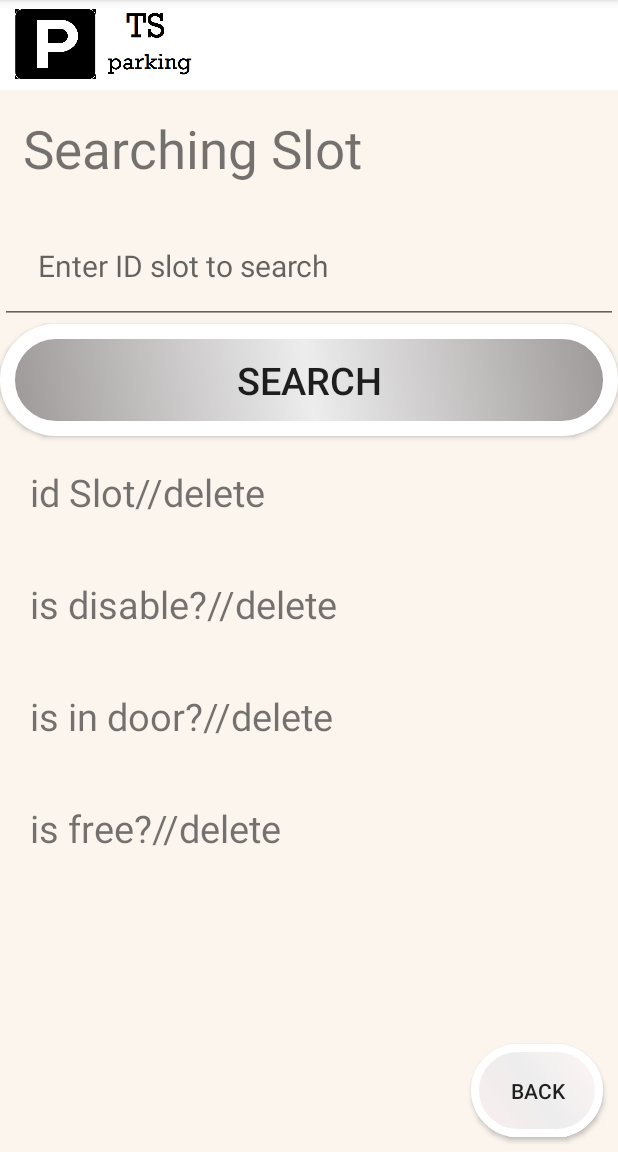
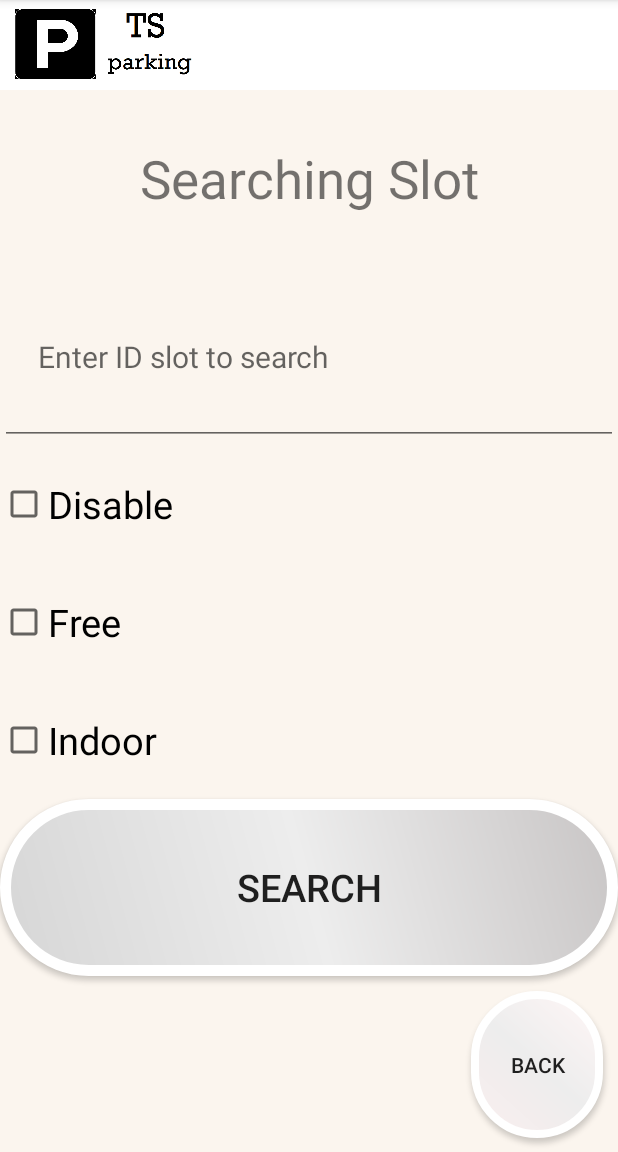
Before and after one commit to talalum/TS-Parking, an Android app: the fragment SearchingSlot placed in its activity, on a phone screen of 412 x 824 dp, the part 84-1236 px from its top. Run offline under Robolectric (Android 15) with nearby library versions, the phone set to English and light mode, and no system bars; our stand-ins replace Firebase (no records; nobody signed in at launch, a user with empty details on screens opened directly).

Commit message:
connections between fragments and block buttons (Register+Login) until all the details entered

```diff
--- a/app/src/main/java/com/example/tsparking/fragments/Login_frag.java
+++ b/app/src/main/java/com/example/tsparking/fragments/Login_frag.java
@@ -4,10 +4,13 @@ import android.os.Bundle;
 
 import androidx.fragment.app.Fragment;
 
+import android.text.Editable;
+import android.text.TextWatcher;
 import android.view.LayoutInflater;
 import android.view.View;
 import android.view.ViewGroup;
 import android.widget.Button;
+import android.widget.EditText;
 
 import com.example.tsparking.R;
 import com.example.tsparking.classes.MainActivity;
@@ -18,6 +21,9 @@ import com.example.tsparking.classes.MainActivity;
  * create an instance of this fragment.
  */
 public class Login_frag extends Fragment {
+    private EditText editTextEmail;
+    private EditText editTextPassword;
+    private Button buttonLogin;
 
     // TODO: Rename parameter arguments, choose names that match
     // the fragment initialization parameters, e.g. ARG_ITEM_NUMBER
@@ -76,10 +82,37 @@ public class Login_frag extends Fragment {
         log_button.setOnClickListener(new View.OnClickListener() {
             @Override
             public void onClick(View v) {
+
                 MainActivity mainActivity = (MainActivity) getActivity();
                 mainActivity.SignInFunc(view);
             }
         });
+
+        editTextEmail = view.findViewById(R.id.EmailText);
+        editTextPassword = view.findViewById(R.id.PasswordText);
+        buttonLogin = view.findViewById(R.id.LoginB);
+
+        editTextEmail.addTextChangedListener(loginTextWatcher);
+        editTextPassword.addTextChangedListener(loginTextWatcher);
         return view;
     }
+
+    private TextWatcher loginTextWatcher = new TextWatcher() {
+        @Override
+        public void beforeTextChanged(CharSequence s, int start, int count, int after) {
+        }
+
+        @Override
+        public void onTextChanged(CharSequence s, int start, int before, int count) {
+            String usernameInput = editTextEmail.getText().toString().trim();
+            String passwordInput = editTextPassword.getText().toString().trim();
+
+            buttonLogin.setEnabled(!usernameInput.isEmpty() && !passwordInput.isEmpty());
+        }
+
+        @Override
+        public void afterTextChanged(Editable s) {
+
+        }
+    };
 }
--- a/app/src/main/java/com/example/tsparking/fragments/SearchingSlot.java
+++ b/app/src/main/java/com/example/tsparking/fragments/SearchingSlot.java
@@ -7,8 +7,10 @@ import androidx.fragment.app.Fragment;
 import android.view.LayoutInflater;
 import android.view.View;
 import android.view.ViewGroup;
+import android.widget.Button;
 
 import com.example.tsparking.R;
+import com.example.tsparking.classes.MainActivity;
 
 /**
  * A simple {@link Fragment} subclass.
@@ -61,6 +63,15 @@ public class SearchingSlot extends Fragment {
     public View onCreateView(LayoutInflater inflater, ViewGroup container,
                              Bundle savedInstanceState) {
         // Inflate the layout for this fragment
-        return inflater.inflate(R.layout.fragment_searching_slot, container, false);
+        View view = inflater.inflate(R.layout.fragment_searching_slot, container, false);
+        Button BackB = (Button) view.findViewById(R.id.BackB);
+        BackB.setOnClickListener(new View.OnClickListener() {
+            @Override
+            public void onClick(View v) {
+                MainActivity mainActivity = (MainActivity) getActivity();
+                mainActivity.BackToProfile();
+            }
+        });
+        return view;
     }
 }
--- a/app/src/main/res/drawable/button_style.xml
+++ b/app/src/main/res/drawable/button_style.xml
@@ -1,10 +1,10 @@
 <?xml version="1.0" encoding="utf-8"?>
 
 <shape xmlns:android="http://schemas.android.com/apk/res/android">
-        <stroke android:color="#fff" android:width="10dp"></stroke>
+        <stroke android:color="#fff" android:width="7dp"></stroke>
         <gradient android:angle="225"
-            android:startColor="#9C9797"
+            android:startColor="#C8C5C5"
             android:centerColor="#EDEDED"
-            android:endColor="#9C9797"></gradient>
-        <corners android:radius="350dp"></corners>
+            android:endColor="#D6D6D6"></gradient>
+        <corners android:radius="250dp"></corners>
     </shape>
--- a/app/src/main/res/layout/fragment_searching_slot.xml
+++ b/app/src/main/res/layout/fragment_searching_slot.xml
@@ -9,75 +9,63 @@
     <TextView
         android:id="@+id/SearchingSlotT"
         android:layout_width="match_parent"
-        android:layout_height="wrap_content"
+        android:layout_height="match_parent"
+        android:layout_weight="1"
         android:padding="15dp"
+        android:text="@string/searchingslot"
         android:textSize="35dp"
-        android:text="@string/searchingslot"
-        />
+        android:gravity="center"/>
 
     <EditText
         android:id="@+id/editTextTextPersonName"
         android:layout_width="match_parent"
-        android:layout_height="wrap_content"
+        android:layout_height="match_parent"
+        android:layout_weight="1"
+        android:hint="@string/enteridslot"
         android:padding="25dp"
-        android:textSize="20dp"
-        android:hint="@string/enteridslot"
-        android:ems="10"/>
+        android:textSize="20dp" />
+
+    <LinearLayout
+        android:layout_width="match_parent"
+        android:layout_height="match_parent"
+        android:layout_weight="0.8"
+        android:orientation="vertical">
+
+
+        <CheckBox
+            android:id="@+id/checkBox"
+            android:layout_width="match_parent"
+            android:layout_height="match_parent"
+            android:layout_weight="1"
+            android:text="@string/Disable"
+            android:textSize="25sp" />
+
+        <CheckBox
+            android:id="@+id/checkBox3"
+            android:layout_width="match_parent"
+            android:layout_height="match_parent"
+            android:layout_weight="1"
+            android:text="@string/free"
+            android:textSize="25sp" />
+
+        <CheckBox
+            android:id="@+id/checkBox2"
+            android:layout_width="match_parent"
+            android:layout_height="match_parent"
+            android:layout_weight="1"
+            android:text="@string/Indoor"
+            android:textSize="25sp" />
+    </LinearLayout>
 
     <Button
         android:id="@+id/button"
         android:layout_width="match_parent"
-        android:layout_height="wrap_content"
-        android:padding="20dp"
-        android:textSize="25dp"
-        android:background="@drawable/button_style"
-        android:text="search" />
-
-    <LinearLayout
-        android:layout_width="match_parent"
-        android:layout_height="match_parent"
-        android:layout_weight="0.5"
-        android:orientation="vertical">
-
-        <TextView
-            android:id="@+id/idSlotTP"
-            android:layout_width="match_parent"
-            android:layout_height="wrap_content"
-            android:padding="20dp"
-            android:text="id Slot//delete"
-            android:textSize="25dp" />
-
-        <TextView
-            android:id="@+id/isdisableTP"
-            android:layout_width="match_parent"
-            android:layout_height="wrap_content"
-            android:padding="20dp"
-            android:text="is disable?//delete"
-            android:textSize="25dp" />
-
-        <TextView
-            android:id="@+id/indoorTP"
-            android:layout_width="match_parent"
-            android:layout_height="wrap_content"
-            android:padding="20dp"
-            android:text="is in door?//delete"
-            android:textSize="25dp" />
-
-        <TextView
-            android:id="@+id/isfreeTP"
-            android:layout_width="match_parent"
-            android:layout_height="wrap_content"
-            android:padding="20dp"
-            android:text="is free?//delete"
-            android:textSize="25dp" />
-    </LinearLayout>
-
-    <LinearLayout
-        android:layout_width="match_parent"
         android:layout_height="match_parent"
         android:layout_weight="1"
-        android:orientation="vertical">
-
+        android:background="@drawable/button_style"
+        android:padding="20dp"
+        android:text="@string/search"
+        android:textSize="25dp" />
 
     <Button
         android:id="@+id/BackB"
@@ -85,7 +73,8 @@
         android:layout_height="match_parent"
         android:layout_gravity="right"
         android:layout_margin="10dp"
+        android:layout_weight="1"
         android:background="@drawable/buttonb"
         android:text="@string/back" />
+
 </LinearLayout>
-</LinearLayout>
--- a/app/src/main/res/values/strings.xml
+++ b/app/src/main/res/values/strings.xml
@@ -19,5 +19,10 @@
     <string name="enteremailofuser">Enter email to search</string>
     <string name="search">search</string>
     <string name="enteridslot">Enter ID slot to search</string>
+    <string name="Disable">Disable</string>
+    <string name="Indoor">Indoor</string>
+    <string name="free">Free</string>
+
+
 
 </resources>
```
Also changed, not shown: app/src/main/java/com/example/tsparking/classes/MainActivity.java (+24 -6 lines), app/src/main/java/com/example/tsparking/fragments/Register_frag.java (+49 -0 lines), app/src/main/java/com/example/tsparking/fragments/SearchingUser.java (+13 -1 lines), app/src/main/res/layout/fragment_login_frag.xml (+4 -3 lines), app/src/main/res/layout/fragment_profile_frag.xml (+7 -22 lines), app/src/main/res/layout/fragment_register_frag.xml (+27 -37 lines), app/src/main/res/layout/fragment_searching_user.xml (+5 -5 lines), 1 other file. Lines whose indentation alone changed are shown as unchanged.
